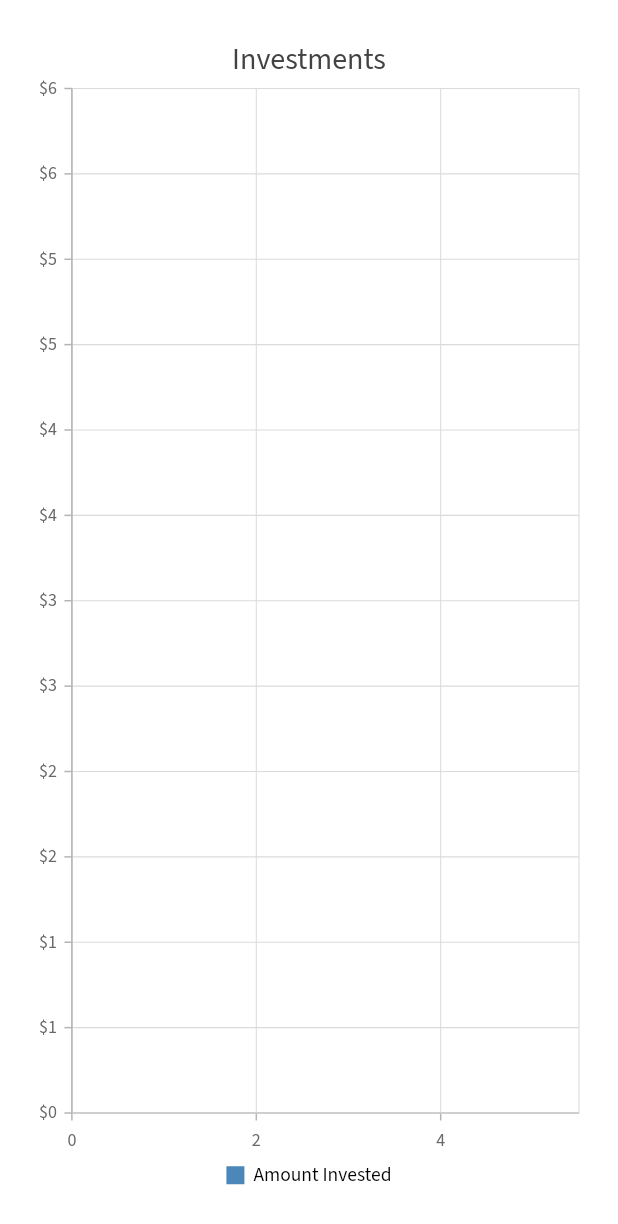
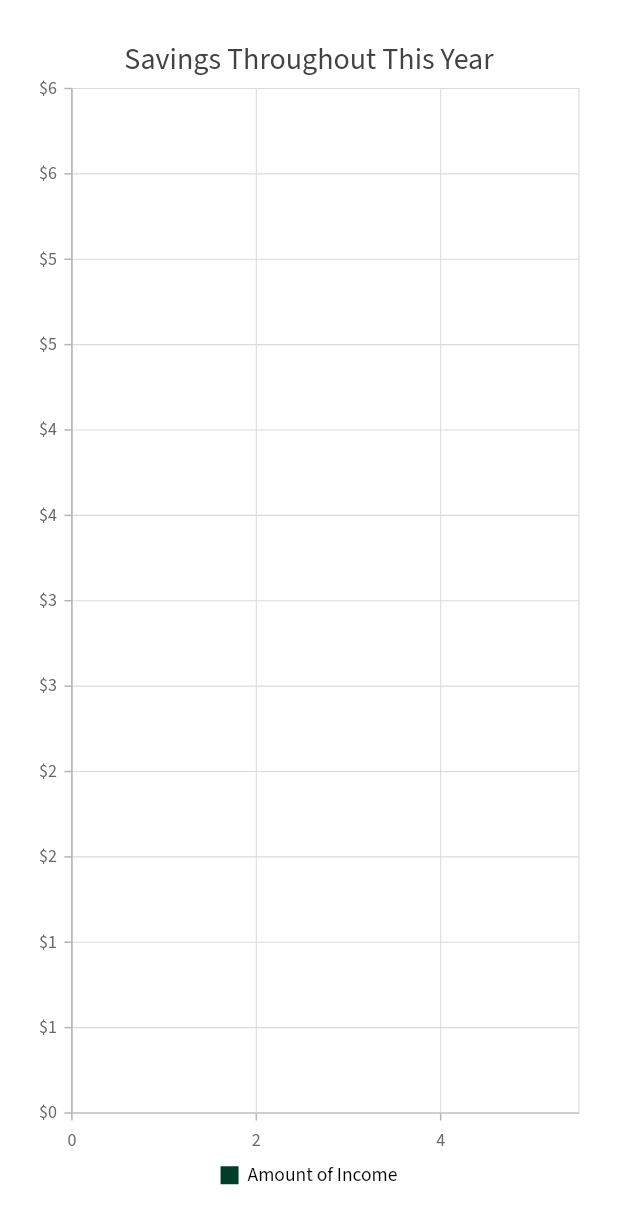
Before and after one commit to AfaqAnwar/money-manager, a Flutter app: the VisualizePage screen opened directly, on a phone screen of 412 x 824 dp. Shown: the top 1224 px of the screen. Run offline on Flutter 3.47's test engine with Material 2 defaults, Android fonts, the phone set to English and light mode, and no system bars; our stand-ins replace cloud_firestore, date_format, firebase_auth, firebase_core, firebase_database, google_fonts and 2 more; missing offline and left inert: loop_page_view, simple_form_builder, survey_kit, xen_popup_card; accounts and stored records are empty.

```diff
--- a/lib/data/user.dart
+++ b/lib/data/user.dart
@@ -16,7 +16,7 @@ class CurrentUser {
   static List<dynamic> transactions = [];
   static List<TransactionObject> transctionObjects = [];
   static List<Map<String, List<TransactionObject>>> connectedUsers = [];
-  static Map<int, int> monthlyIncome = {};
+  static Map<int, double> monthlyIncome = {};
 
   static int userAge = 0;
   static String userExperience = "";
@@ -84,7 +84,7 @@ class CurrentUser {
     surveyCompleted = definedStatus;
   }
 
-  static Map<int, int> get getMonthlyIncomeMap {
+  static Map<int, double> get getMonthlyIncomeMap {
     return monthlyIncome;
   }
 
@@ -301,13 +301,13 @@ class CurrentUser {
       if (currentTransaction.getTransactionType == TransactionType.inflow &&
           currentTransaction.getDateYear == currentYear) {
         if (monthlyIncome.containsKey(month)) {
-          var currentIncome = 0;
+          var currentIncome = 0.0;
           currentIncome = monthlyIncome[month]!;
-          currentIncome += int.parse(currentTransaction.getItemAmount);
+          currentIncome += double.parse(currentTransaction.getItemAmount);
           monthlyIncome.update(month, (value) => currentIncome);
         } else {
           monthlyIncome.putIfAbsent(
-              month, () => int.parse(currentTransaction.getItemAmount));
+              month, () => double.parse(currentTransaction.getItemAmount));
         }
       }
     }
--- a/lib/pages/tabs/visualize_tab.dart
+++ b/lib/pages/tabs/visualize_tab.dart
@@ -1,5 +1,6 @@
 import 'package:flutter/material.dart';
 import 'package:moneymanager/data/user.dart';
+import 'package:moneymanager/utils/colors.dart';
 import 'package:moneymanager/utils/constants.dart';
 import 'package:syncfusion_flutter_charts/charts.dart';
 // ignore: depend_on_referenced_packages
@@ -16,7 +17,7 @@ class VisualizePage extends StatefulWidget {
 class VisualizePageState extends State<VisualizePage> {
   // Initially checks for survey completion to ensure proper data is present.
 
-  late List<incomeData> _chartData;
+  late List<IncomeData> _chartData;
   late TooltipBehavior _tooltipBehavior;
 
   @override
@@ -35,17 +36,19 @@ class VisualizePageState extends State<VisualizePage> {
             padding: const EdgeInsets.all(defaultSpacing),
             child: SfCartesianChart(
               title: ChartTitle(
-                  text: 'Investments',
-                  textStyle: TextStyle(fontSize: 20)), //SIZE OF FONT
+                  text: 'Savings Throughout This Year',
+                  textStyle: const TextStyle(fontSize: 20)), //SIZE OF FONT
               legend: Legend(isVisible: true),
               tooltipBehavior: _tooltipBehavior,
               series: <ChartSeries>[
-                LineSeries<incomeData, double>(
-                    name: 'Amount Invested',
+                LineSeries<IncomeData, double>(
+                    color: AppColor.customDarkGreen,
+                    name: 'Amount of Income',
                     dataSource: _chartData,
-                    xValueMapper: (incomeData month, _) => month.month,
-                    yValueMapper: (incomeData month, _) => month.income,
-                    dataLabelSettings: DataLabelSettings(isVisible: true),
+                    xValueMapper: (IncomeData month, _) => month.month,
+                    yValueMapper: (IncomeData month, _) => month.income,
+                    dataLabelSettings: DataLabelSettings(
+                        isVisible: false, color: AppColor.customDarkGreen),
                     enableTooltip: true),
               ],
               primaryXAxis:
@@ -57,21 +60,20 @@ class VisualizePageState extends State<VisualizePage> {
         ));
   }
 
-  List<incomeData> getChartData() {
-    List<incomeData> chartData = [];
-    Map<int, int> incomeMap = CurrentUser.getMonthlyIncomeMap;
+  List<IncomeData> getChartData() {
+    List<IncomeData> chartData = [];
+    Map<int, double> incomeMap = CurrentUser.getMonthlyIncomeMap;
     for (int i = 1; i < 12; i++) {
       if (incomeMap.containsKey(i)) {
-        var doubleIncome = incomeMap[i]!.toDouble();
-        chartData.add(incomeData(i.toDouble(), doubleIncome));
+        chartData.add(IncomeData(i.toDouble(), incomeMap[i]!));
       }
     }
     return chartData;
   }
 }
 
-class incomeData {
-  incomeData(this.month, this.income);
+class IncomeData {
+  IncomeData(this.month, this.income);
   final double month;
   final double income;
 }
```
Also changed, not shown: lib/pages/tabs/home_page_tab.dart (+35 -9 lines).
